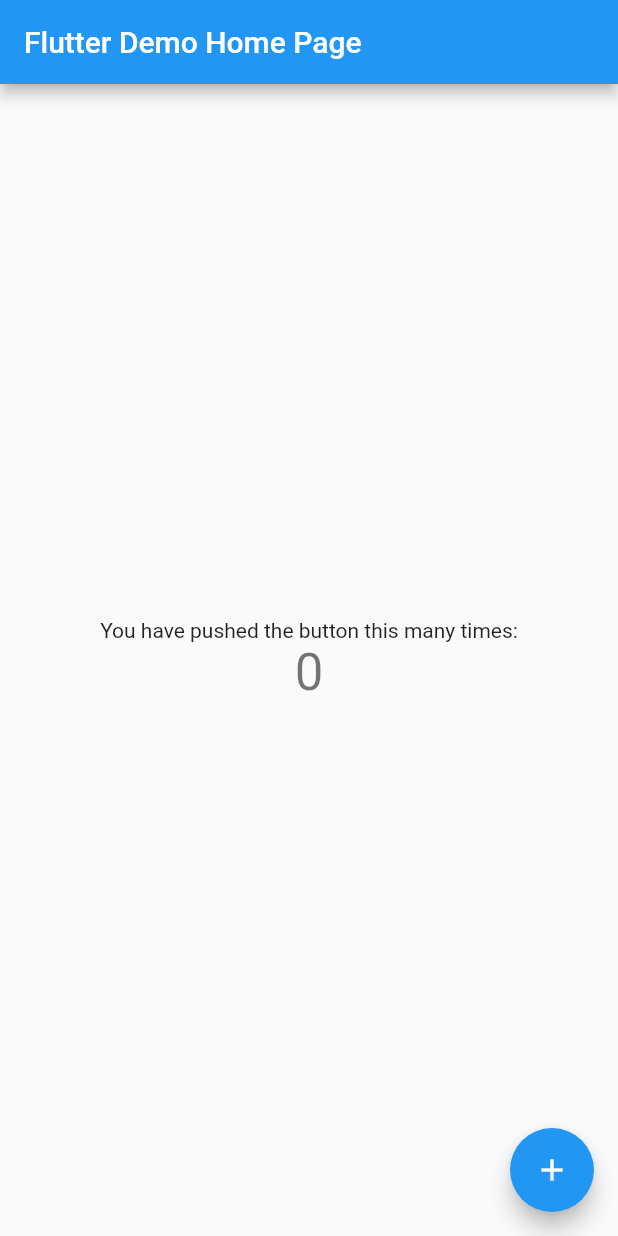
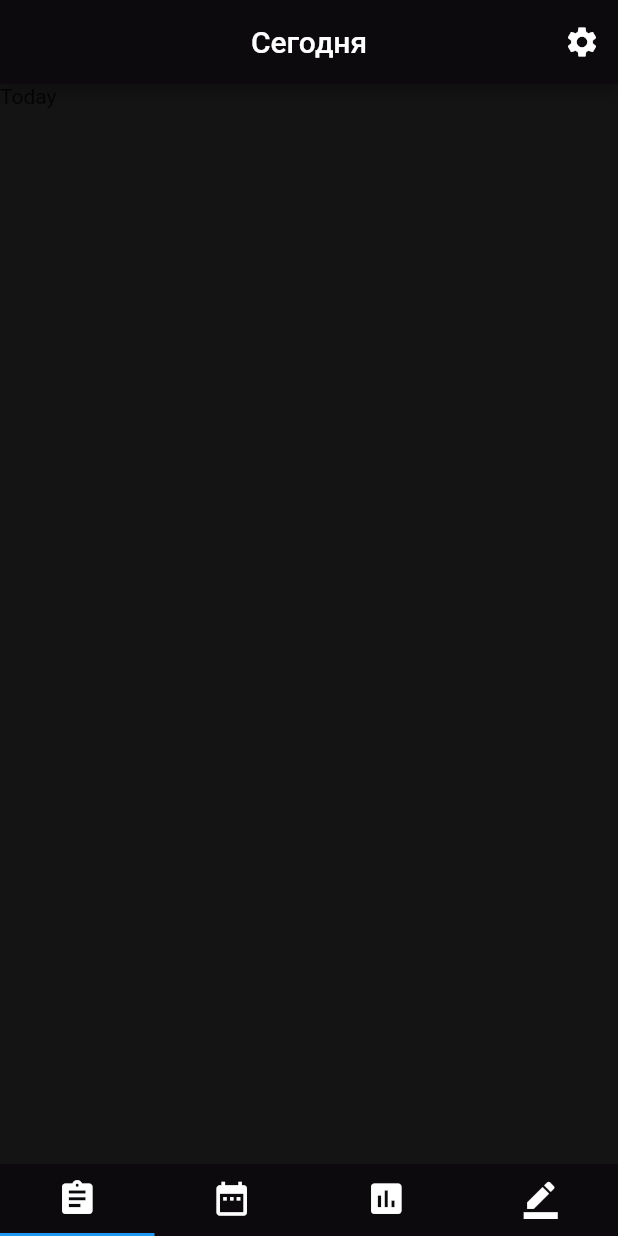
Before and after one commit to f1reworker/todoList, a Flutter app: the screen it shows after launch, on a phone screen of 412 x 824 dp. Run offline on Flutter 3.47's test engine with Material 2 defaults, Android fonts, the phone set to English and light mode, and no system bars.

Commit message:
added tabBar and AppBar

```diff
--- a/lib/main.dart
+++ b/lib/main.dart
@@ -1,64 +1,87 @@
+import 'package:flutter/cupertino.dart';
 import 'package:flutter/material.dart';
+import 'package:todo_list/pages/today.dart';
+import 'package:todo_list/pages/calendar.dart';
+import 'package:todo_list/pages/analysis.dart';
+import 'package:todo_list/pages/notes.dart';
 
-void main() {
-  runApp(MyApp());
-}
+const myColor = Color.fromRGBO(20, 20, 20, 100);
+const myColorPrimary = Color.fromRGBO(12, 10, 13, 1);
+void main() => runApp(MyApp());
 
 class MyApp extends StatelessWidget {
-  // This widget is the root of your application.
   @override
   Widget build(BuildContext context) {
     return MaterialApp(
-      title: 'Flutter Demo',
+      title: 'My Todo',
       theme: ThemeData(
-        primarySwatch: Colors.blue,
-      ),
-      home: MyHomePage(title: 'Flutter Demo Home Page'),
+          scaffoldBackgroundColor: myColor,
+          primaryColor: myColorPrimary,
+          // ignore: deprecated_member_use
+          textTheme: TextTheme(title: TextStyle(color: Colors.white70))),
+      home: HomePage(),
     );
   }
 }
 
-class MyHomePage extends StatefulWidget {
-  MyHomePage({Key key, this.title}) : super(key: key);
-  final String title;
-
+class HomePage extends StatelessWidget {
   @override
-  _MyHomePageState createState() => _MyHomePageState();
+  Widget build(BuildContext context) {
+    return Container(
+        child: Scaffold(
+      backgroundColor: Theme.of(context).primaryColor,
+      body: NavigationBar(),
+    ));
+  }
 }
 
-class _MyHomePageState extends State<MyHomePage> {
-  int _counter = 0;
-
-  void _incrementCounter() {
-    setState(() {
-      _counter++;
-    });
-  }
-
+class NavigationBar extends StatelessWidget {
   @override
   Widget build(BuildContext context) {
-    return Scaffold(
-      appBar: AppBar(
-        title: Text(widget.title),
-      ),
-      body: Center(
-        child: Column(
-          mainAxisAlignment: MainAxisAlignment.center,
-          children: <Widget>[
-            Text(
-              'You have pushed the button this many times:',
+    return DefaultTabController(
+      length: 4,
+      child: Scaffold(
+        body: TabBarView(
+          children: [
+            Today(),
+            Calendar(),
+            Analysis(),
+            Notes(),
+          ],
+        ),
+        bottomNavigationBar: TabBar(
+          tabs: [
+            Tab(
+              icon: Icon(
+                Icons.assignment,
+                size: 27,
+                color: Colors.white,
+              ),
             ),
-            Text(
-              '$_counter',
-              style: Theme.of(context).textTheme.headline4,
+            Tab(
+              icon: Icon(
+                Icons.date_range,
+                size: 27,
+                color: Colors.white,
+              ),
+            ),
+            Tab(
+              icon: Icon(
+                Icons.assessment,
+                size: 27,
+                color: Colors.white,
+              ),
+            ),
+            Tab(
+              icon: Icon(
+                Icons.border_color,
+                size: 27,
+                color: Colors.white,
+              ),
             ),
           ],
         ),
-      ),
-      floatingActionButton: FloatingActionButton(
-        onPressed: _incrementCounter,
-        tooltip: 'Increment',
-        child: Icon(Icons.add),
+        backgroundColor: myColorPrimary,
       ),
     );
   }
--- /dev/null
+++ b/lib/pages/today.dart
@@ -0,0 +1,23 @@
+import 'package:flutter/material.dart';
+
+class Today extends StatelessWidget {
+  @override
+  Widget build(BuildContext context) {
+    return Scaffold(
+      appBar: AppBar(
+        centerTitle: true,
+        title: Text("Сегодня"),
+        actions: <Widget>[
+          new IconButton(
+            onPressed: () {},
+            icon: Icon(Icons.settings),
+            color: Colors.white,
+          )
+        ],
+      ),
+      body: Container(
+        child: Text("Today"),
+      ),
+    );
+  }
+}
```
Also changed, not shown: lib/pages/analysis.dart (added, +23 -0 lines), lib/pages/calendar.dart (added, +23 -0 lines), lib/pages/notes.dart (added, +23 -0 lines).
